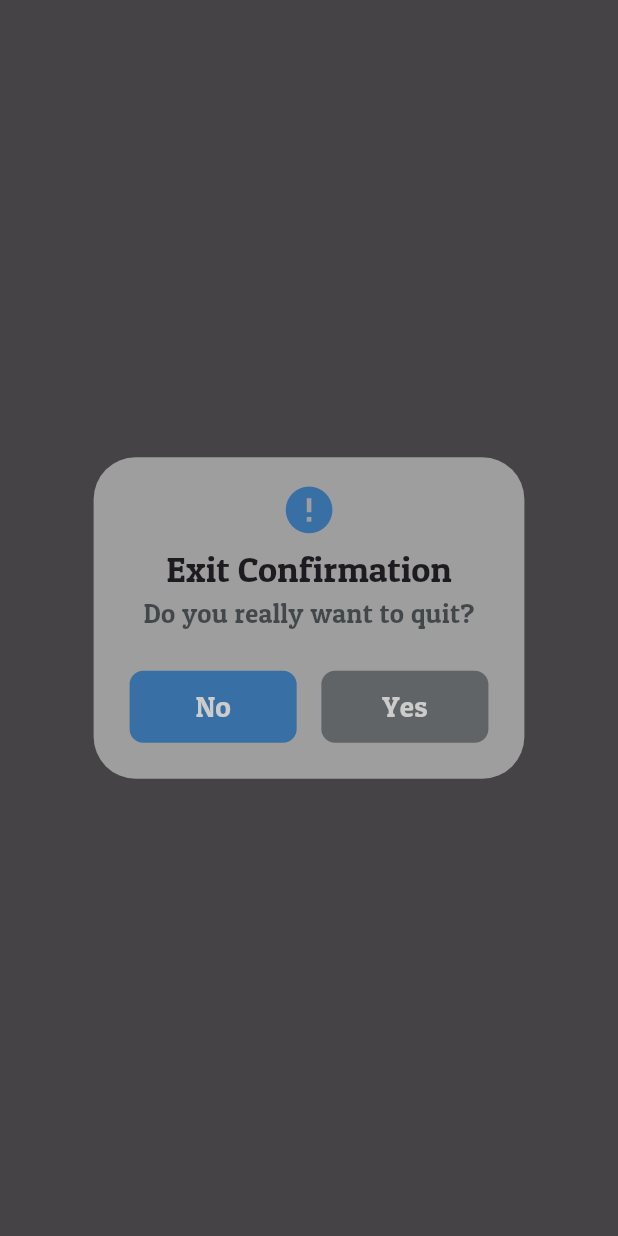
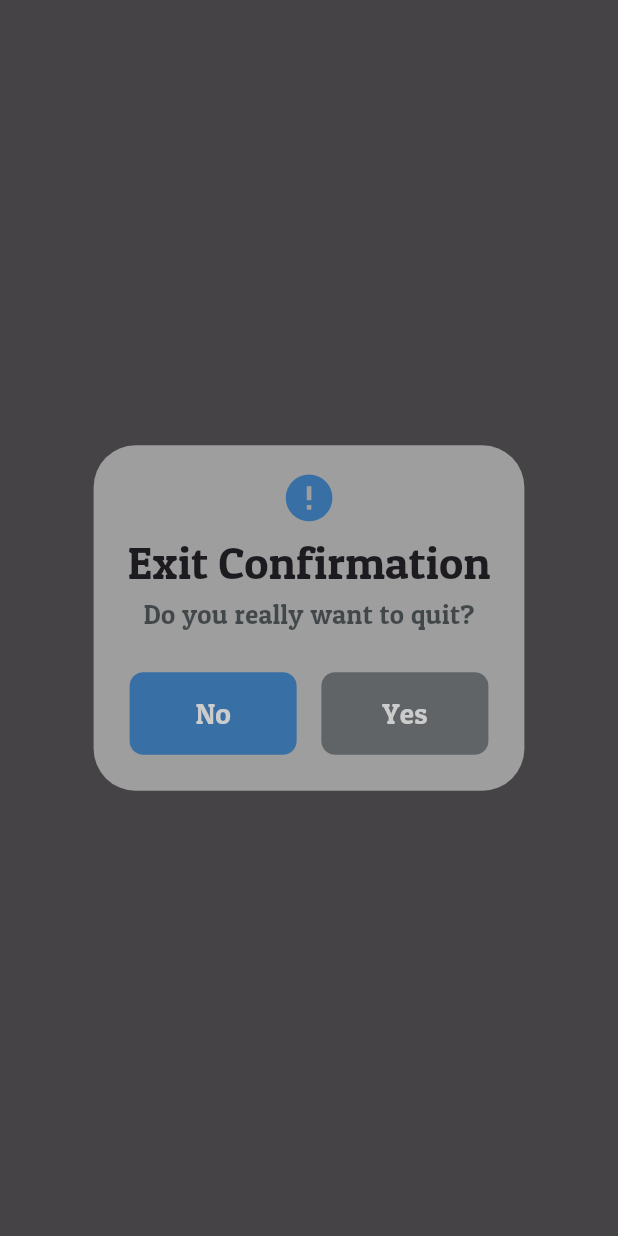
Before and after one commit to Abdusalom0516/AniWRLD, a Flutter app: what showExitConfirmation() shows on an empty page, opened directly, on a phone screen of 412 x 824 dp. Run offline on Flutter 3.47's test engine with Material 3 defaults, Android fonts, the phone set to English and light mode, and no system bars; our stand-ins replace cached_network_image, go_router, internet_connection_checker_plus, logger; missing offline and left inert: back_button_interceptor; network calls fail; statements that could not run were skipped; project files that could hold a hidden picture were left out.

Commit message:
Added necessary permissions to use Internet for iOS and made some improvement to the Media of the App.

```diff
--- a/lib/customs/alert_dialog.dart
+++ b/lib/customs/alert_dialog.dart
@@ -11,7 +11,7 @@ class MyAlertDialog {
       context: context,
       barrierColor: Colors.black.withOpacity(0.73),
       builder: (context) {
-        return AlertDialog(
+        return AlertDialog.adaptive(
           titlePadding: EdgeInsets.only(
             top: CustomMethods.width(context, 25),
             bottom: CustomMethods.width(context, 275.5),
@@ -28,9 +28,11 @@ class MyAlertDialog {
                 size: CustomMethods.width(context, 11),
               ),
               CustomWidgets.height(context, 105),
-              const Text(
+              Text(
                 'Exit Confirmation',
-                style: TextStyle(fontFamily: "PatuaOne"),
+                style: TextStyle(
+                    fontFamily: "PatuaOne",
+                    fontSize: CustomMethods.height(context, 27)),
               ),
             ],
           ),
@@ -49,6 +51,7 @@ class MyAlertDialog {
               mainAxisAlignment: MainAxisAlignment.center,
               children: [
                 Container(
+                  height: CustomMethods.height(context, 15),
                   width: CustomMethods.width(context, 3.7),
                   decoration: BoxDecoration(
                       color: ColorsClass.lightBlue,
@@ -65,6 +68,7 @@ class MyAlertDialog {
                 ),
                 CustomWidgets.width(context, 25),
                 Container(
+                  height: CustomMethods.height(context, 15),
                   width: CustomMethods.width(context, 3.7),
                   decoration: BoxDecoration(
                       color: ColorsClass.dark.withOpacity(0.4),
```
Also changed, not shown: 17 other files.
